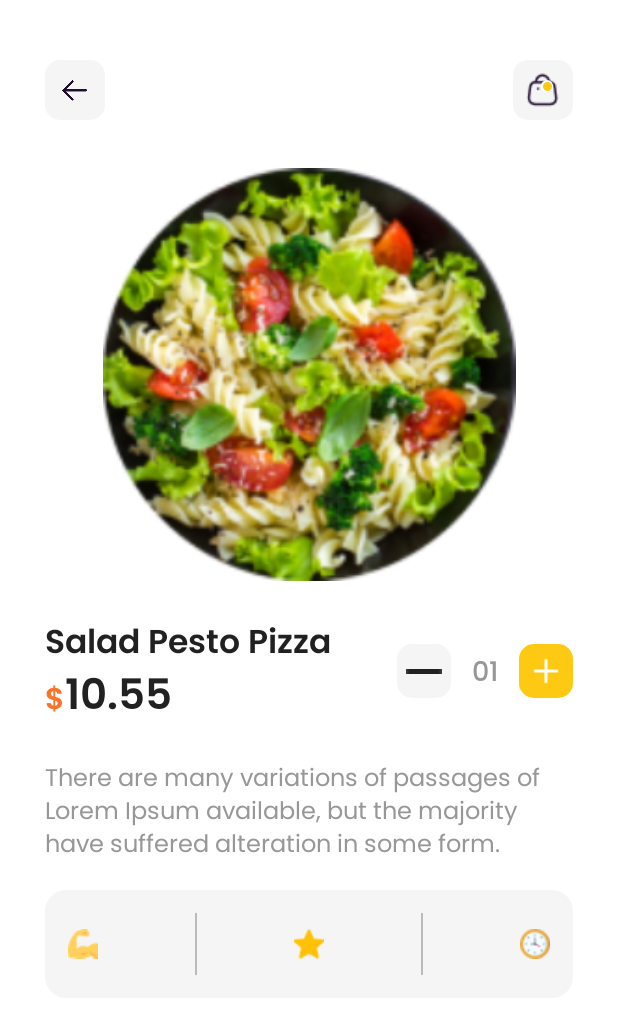
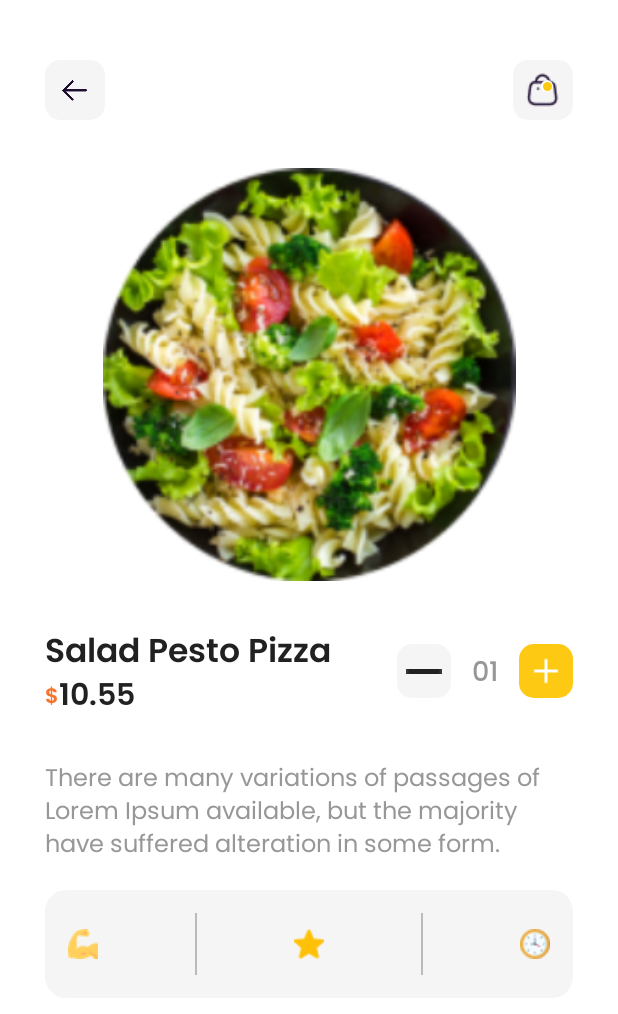
Before and after one commit to ozlembasabakar/FoodDeliveryApp, an Android app built with Jetpack Compose: the DetailScreen screen opened through its navigation route, on a phone screen of 412 x 824 dp. Shown: the top 1014 px of the screen. Run offline under Robolectric (Android 15) with nearby library versions, the phone set to English and light mode, and no system bars.

Commit message:
fix the price text resource

```diff
--- a/app/src/main/java/com/example/fooddelivery/MainActivity.kt
+++ b/app/src/main/java/com/example/fooddelivery/MainActivity.kt
@@ -205,33 +205,20 @@ fun DetailScreen(navController: NavController) {
                             fontSize = 22.sp
                         )
 
-                        Row(verticalAlignment = Alignment.CenterVertically) {
+                        Row(verticalAlignment = Alignment.CenterVertically)
+                        {
                             Text(
-                                buildAnnotatedString {
-                                    withStyle(
-                                        style = SpanStyle(
-                                            color = Orange500,
-                                            fontStyle = Typography.body1.fontStyle,
-                                            fontSize = 20.sp
-                                        )
-                                    ) {
-                                        append(
-                                            "$"
-                                        )
-                                    }
+                                text = "$",
+                                style = Typography.body1,
+                                fontSize = 14.sp,
+                                color = Orange500
+                            )
 
-                                    withStyle(
-                                        style = SpanStyle(
-                                            color = BlackTextColor,
-                                            fontStyle = Typography.body1.fontStyle,
-                                            fontSize = 28.sp
-                                        )
-                                    ) {
-                                        append(
-                                            "10.55"
-                                        )
-                                    }
-                                }
+                            Text(
+                                text = "10.55",
+                                style = Typography.body1,
+                                fontSize = 20.sp,
+                                color = BlackTextColor
                             )
                         }
                     }
@@ -299,7 +286,9 @@ fun DetailScreen(navController: NavController) {
                             modifier = Modifier.size(20.dp)
                         )
 
-                        Divider(color = DividerColor,modifier = Modifier.fillMaxHeight().width(1.dp))
+                        Divider(color = DividerColor,modifier = Modifier
+                            .fillMaxHeight()
+                            .width(1.dp))
 
                         Image(
                             painter = painterResource(id = R.drawable.star),
@@ -307,7 +296,9 @@ fun DetailScreen(navController: NavController) {
                             modifier = Modifier.size(20.dp)
                         )
 
-                        Divider(color = DividerColor,modifier = Modifier.fillMaxHeight().width(1.dp))
+                        Divider(color = DividerColor,modifier = Modifier
+                            .fillMaxHeight()
+                            .width(1.dp))
 
                         Image(
                             painter = painterResource(id = R.drawable.schedule),
@@ -623,31 +614,18 @@ fun PopularItem(popularData: PopularData, navController: NavController) {
             Box(modifier = Modifier.height(40.dp), contentAlignment = Alignment.Center) {
                 Row(verticalAlignment = Alignment.CenterVertically) {
                     Text(
-                        buildAnnotatedString {
-                            withStyle(
-                                style = SpanStyle(
-                                    color = Orange500,
-                                    fontStyle = Typography.body1.fontStyle,
-                                    fontSize = 14.sp
-                                )
-                            ) {
-                                append(
-                                    "$"
-                                )
-                            }
+                        text = "$",
+                        style = Typography.body1,
+                        fontSize = 14.sp,
+                        color = Orange500
+                    )
 
-                            withStyle(
-                                style = SpanStyle(
-                                    color = BlackTextColor,
-                                    fontStyle = Typography.body1.fontStyle,
-                                    fontSize = 20.sp
-                                )
-                            ) {
-                                append(
-                                    popularData.price.toString()
-                                )
-                            }
-                        })
+                    Text(
+                        text = popularData.price.toString(),
+                        style = Typography.body1,
+                        fontSize = 20.sp,
+                        color = BlackTextColor
+                    )
                 }
             }
         }
```
